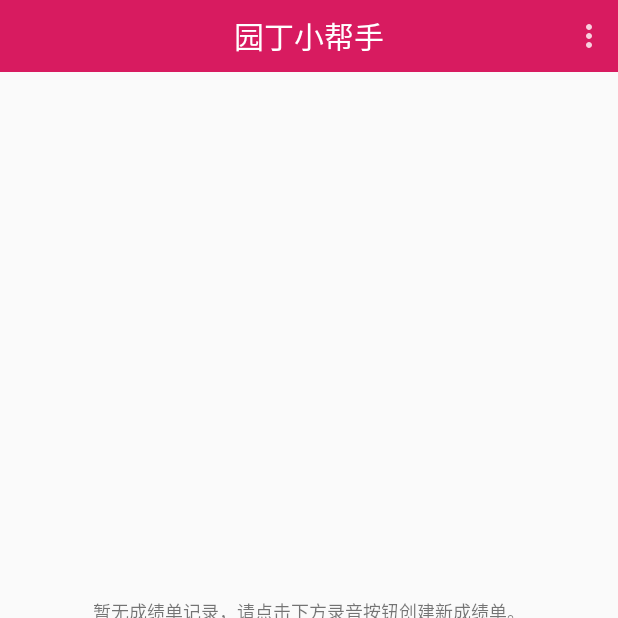
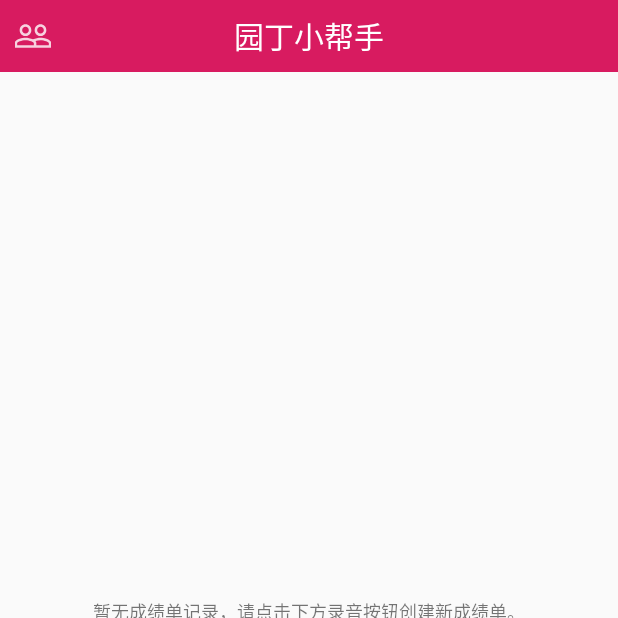
Before and after one commit to WangShiSuiFeng24/Teacher_Assistant_test, an Android app: the screen it shows after launch (MainActivity), on a phone screen of 412 x 824 dp, the top half of it. Run offline under Robolectric (Android 15) with nearby library versions, the phone set to English and light mode, and no system bars; libraries missing offline, so code that uses them is left out: com.github.clans.fab, com.github.jokar.floatmenu, gdut.bsx.share2, jxl.read.biff; plain views replace FloatingActionButton; 7 statements that could not run were skipped.

Commit message:
将首页标题栏右边的图片去掉，换成左边图片ic_student_info，并设置点击事件直接进入学生基本信息页面

```diff
--- a/app/src/main/res/layout/activity_main.xml
+++ b/app/src/main/res/layout/activity_main.xml
@@ -12,7 +12,7 @@
         android:background="@color/colorAccent"
         app:centerTitle="自定义标题"
         app:centerTextColor="#FFF"
-        app:rightDrawable="@drawable/ic_more" />
+        app:leftDrawable="@drawable/ic_student_info" />
 
 <!--    <include layout="@layout/test_item">-->
 
```
Also changed, not shown: app/src/main/java/com/example/teacher_assistant_test/activity/MainActivity.java (+10 -4 lines), app/src/main/res/drawable-anydpi/ic_student_info.xml (renamed from app/src/main/res/drawable-anydpi/student_info.xml), app/src/main/res/drawable-hdpi/ic_student_info.png (renamed from app/src/main/res/drawable-hdpi/student_info.png), app/src/main/res/drawable-mdpi/ic_student_info.png (renamed from app/src/main/res/drawable-mdpi/student_info.png), app/src/main/res/drawable-xhdpi/ic_student_info.png (renamed from app/src/main/res/drawable-xhdpi/student_info.png), app/src/main/res/drawable-xxhdpi/ic_student_info.png (renamed from app/src/main/res/drawable-xxhdpi/student_info.png).
